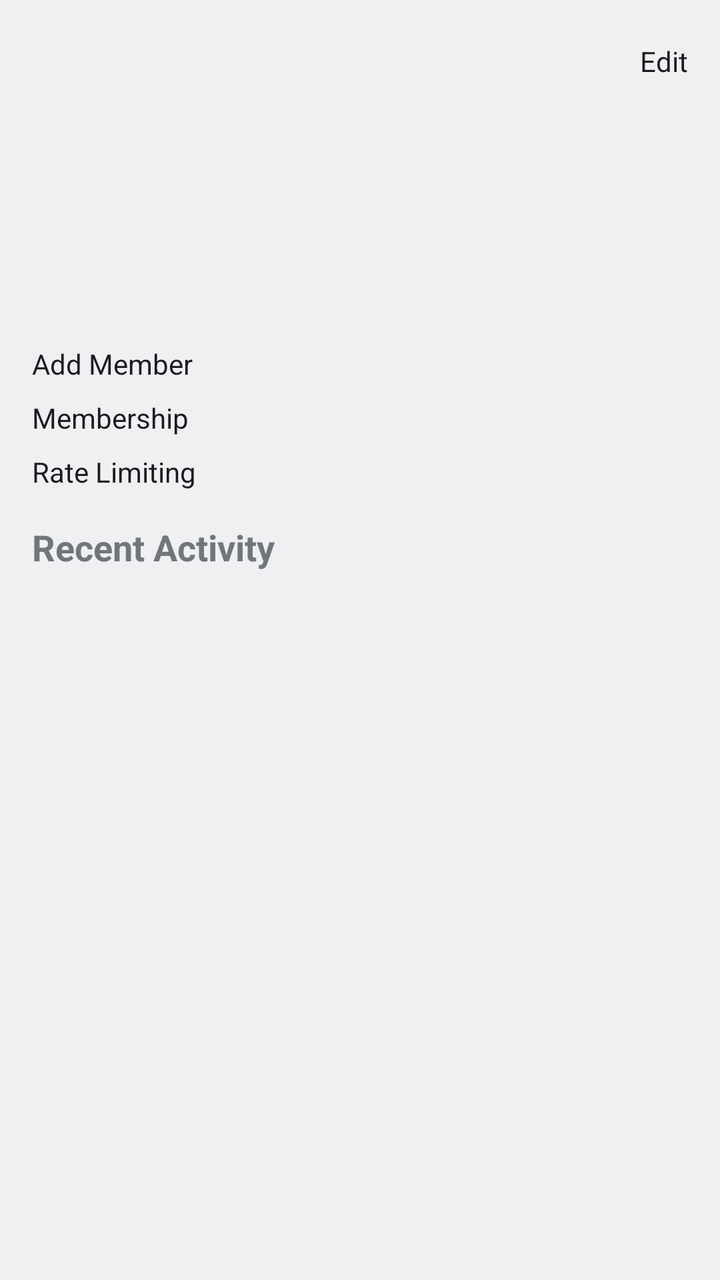
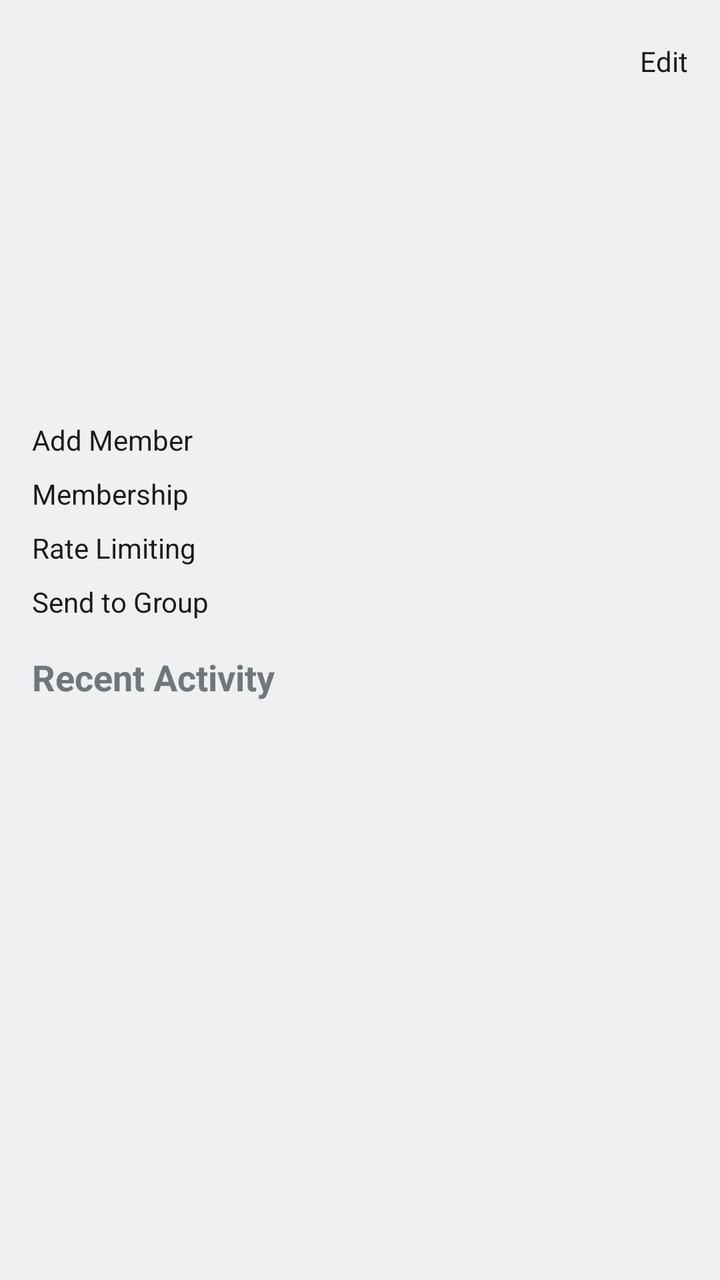

Two renders of the same Android screen: before a commit and after it. Below are the layout's source before the change and the commit's diff.
<!-- AndroidManifest.xml: application theme Theme.JRelay -->
<!-- res/layout/activity_main.xml -->
<?xml version="1.0" encoding="utf-8"?>
<ScrollView xmlns:android="http://schemas.android.com/apk/res/android"
    android:id="@+id/main"
    android:layout_width="match_parent"
    android:layout_height="match_parent">

    <LinearLayout
        android:layout_width="match_parent"
        android:layout_height="wrap_content"
        android:orientation="vertical"
        android:padding="16dp">

        <LinearLayout
            android:layout_width="match_parent"
            android:layout_height="wrap_content"
            android:orientation="horizontal"
            android:gravity="center_vertical"
            android:layout_marginBottom="16dp">

            <TextView
                android:id="@+id/text_group_name"
                android:layout_width="0dp"
                android:layout_height="wrap_content"
                android:layout_weight="1"
                android:textSize="22sp"
                android:textStyle="bold" />

            <Button
                android:id="@+id/button_edit_group_name"
                android:layout_width="wrap_content"
                android:layout_height="wrap_content"
                android:text="@string/edit_group_name"
                android:clickable="true"
                android:focusable="true" />
        </LinearLayout>

        <TextView
            android:id="@+id/text_stats_members"
            android:layout_width="match_parent"
            android:layout_height="wrap_content" />

        <TextView
            android:id="@+id/text_stats_admins"
            android:layout_width="match_parent"
            android:layout_height="wrap_content" />

        <TextView
            android:id="@+id/text_stats_muted"
            android:layout_width="match_parent"
            android:layout_height="wrap_content" />

        <TextView
            android:id="@+id/text_stats_messages_today"
            android:layout_width="match_parent"
            android:layout_height="wrap_content" />

        <TextView
            android:id="@+id/text_stats_messages_total"
            android:layout_width="match_parent"
            android:layout_height="wrap_content"
            android:layout_marginBottom="16dp" />

        <Button
            android:id="@+id/button_add_member"
            android:layout_width="match_parent"
            android:layout_height="wrap_content"
            android:text="@string/add_member_shortcut"
            android:clickable="true"
            android:focusable="true"
            android:layout_marginBottom="8dp" />

        <Button
            android:id="@+id/button_membership"
            android:layout_width="match_parent"
            android:layout_height="wrap_content"
            android:text="@string/view_membership"
            android:clickable="true"
            android:focusable="true"
            android:layout_marginBottom="8dp" />

        <Button
            android:id="@+id/button_rate_limit"
            android:layout_width="match_parent"
            android:layout_height="wrap_content"
            android:text="@string/view_rate_limit"
            android:clickable="true"
            android:focusable="true"
            android:layout_marginBottom="16dp" />

        <TextView
            android:layout_width="match_parent"
            android:layout_height="wrap_content"
            android:text="@string/recent_activity"
            android:textSize="18sp"
            android:textStyle="bold"
            android:layout_marginBottom="8dp" />

        <LinearLayout
            android:id="@+id/container_recent_activity"
            android:layout_width="match_parent"
            android:layout_height="wrap_content"
            android:orientation="vertical" />

    </LinearLayout>
</ScrollView>
<!-- resources referenced by this layout -->
<resources>
  <string name="add_member_shortcut">Add Member</string>
  <string name="edit_group_name">Edit</string>
  <string name="recent_activity">Recent Activity</string>
  <string name="view_membership">Membership</string>
  <string name="view_rate_limit">Rate Limiting</string>
  <style name="Theme.JRelay" parent="android:Theme.DeviceDefault.Light.NoActionBar" />
</resources>

<!-- the commit's change to res/layout/activity_main.xml (unified diff, before → after) -->
@@ -57,6 +57,16 @@
         <TextView
             android:id="@+id/text_stats_messages_total"
             android:layout_width="match_parent"
+            android:layout_height="wrap_content" />
+
+        <TextView
+            android:id="@+id/text_queue_count"
+            android:layout_width="match_parent"
+            android:layout_height="wrap_content" />
+
+        <TextView
+            android:id="@+id/text_next_burst"
+            android:layout_width="match_parent"
             android:layout_height="wrap_content"
             android:layout_marginBottom="16dp" />
 
@@ -85,6 +95,15 @@
             android:text="@string/view_rate_limit"
             android:clickable="true"
             android:focusable="true"
+            android:layout_marginBottom="8dp" />
+
+        <Button
+            android:id="@+id/button_send_group_message"
+            android:layout_width="match_parent"
+            android:layout_height="wrap_content"
+            android:text="@string/send_group_message_shortcut"
+            android:clickable="true"
+            android:focusable="true"
             android:layout_marginBottom="16dp" />
 
         <TextView
<!-- resource entries referenced after the edit -->
@@ -3,6 +3,7 @@
   <string name="add_member_shortcut">Add Member</string>
   <string name="edit_group_name">Edit</string>
   <string name="recent_activity">Recent Activity</string>
+  <string name="send_group_message_shortcut">Send to Group</string>
   <string name="view_membership">Membership</string>
   <string name="view_rate_limit">Rate Limiting</string>
   <style name="Theme.JRelay" parent="android:Theme.DeviceDefault.Light.NoActionBar" />
